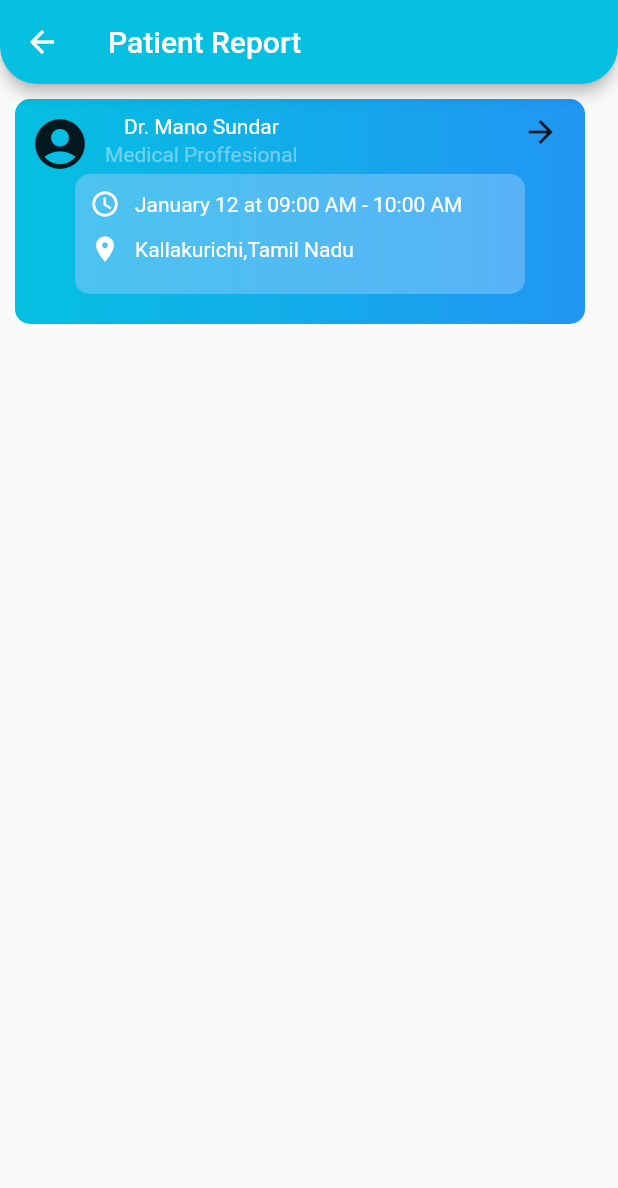
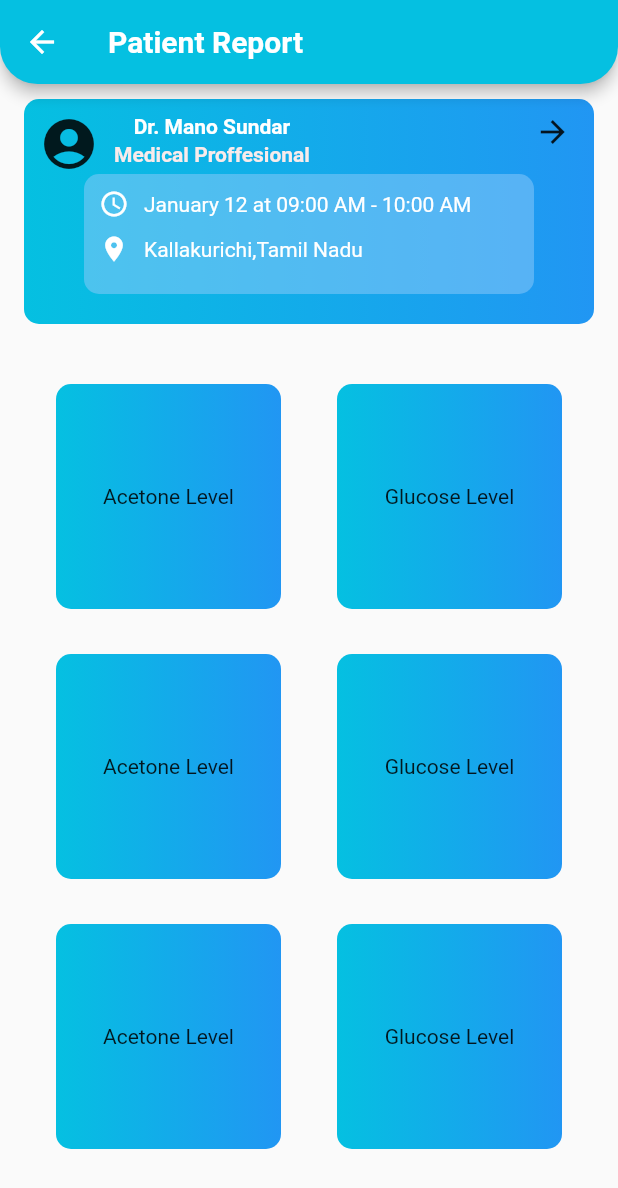
Before and after one commit to manosundarmanivel/flutter-, a Flutter app: the report screen opened directly, on a phone screen of 412 x 824 dp. Shown: the top 1188 px of the screen. Run offline on Flutter 3.47's test engine with Material 2 defaults, Android fonts, the phone set to English and light mode, and no system bars; our stand-ins replace google_fonts.

```diff
--- a/test_app/lib/report.dart
+++ b/test_app/lib/report.dart
@@ -12,7 +12,10 @@ class _reportState extends State<report> {
   Widget build(BuildContext context) {
     return Scaffold(
       appBar: AppBar(
-          title: Text('Patient Report'),
+          title: Text(
+            'Patient Report',
+            style: TextStyle(fontWeight: FontWeight.bold),
+          ),
           backgroundColor: Color.fromARGB(255, 5, 192, 225),
           shape: RoundedRectangleBorder(
               borderRadius: BorderRadius.only(
@@ -46,19 +49,23 @@ class Box extends StatelessWidget {
 
   @override
   Widget build(BuildContext context) {
-    return Container(
+    return Row(
+      children: [
+        Container(
           decoration: BoxDecoration(
               gradient: LinearGradient(
                   begin: Alignment.topLeft,
                   end: Alignment.topRight,
                   colors: [Color.fromARGB(255, 5, 192, 225), Colors.blue]),
               borderRadius: BorderRadius.circular(10)),
-      margin: const EdgeInsets.all(10),
-      padding: const EdgeInsets.all(20),
-      width: 380,
-      height: 100,
+          //margin: const EdgeInsets.all(10),
+          //padding: const EdgeInsets.all(20),
+          width: 150,
+          height: 150,
           //color: Colors.greenAccent,
           child: Center(child: Text(title)),
+        ),
+      ],
     );
   }
 }
@@ -89,12 +96,15 @@ class Appointment extends StatelessWidget {
                       children: [
                         Text(
                           'Dr. Mano Sundar',
-                          style: TextStyle(color: Colors.white),
+                          style: TextStyle(
+                              color: Colors.white, fontWeight: FontWeight.bold),
                         ),
                         SizedBox(height: 3),
                         Text(
                           'Medical Proffesional',
-                          style: TextStyle(color: Colors.white38),
+                          style: TextStyle(
+                              color: Color.fromARGB(255, 249, 235, 235),
+                              fontWeight: FontWeight.bold),
                         )
                       ],
                     ),
@@ -126,10 +136,8 @@ class Appointment extends StatelessWidget {
                         ),
                         Padding(
                           padding: const EdgeInsets.only(top: 10, left: 10),
-                          child: Text(
-                            'January 12 at 09:00 AM - 10:00 AM',
-                            style: TextStyle(color: Colors.white),
-                          ),
+                          child: Text('January 12 at 09:00 AM - 10:00 AM',
+                              style: TextStyle(color: Colors.white)),
                         ),
                       ],
                     ),
@@ -151,10 +159,10 @@ class Appointment extends StatelessWidget {
                           ),
                         ),
                       ],
-                    )
+                    ),
                   ],
                 ),
-              )
+              ),
             ],
           ),
           decoration: BoxDecoration(
@@ -167,6 +175,34 @@ class Appointment extends StatelessWidget {
           height: 150,
           margin: EdgeInsets.all(10),
         ),
+        SizedBox(height: 30),
+        Column(
+          children: [
+            Row(
+              mainAxisAlignment: MainAxisAlignment.spaceEvenly,
+              children: [
+                Box(title: 'Acetone Level'),
+                Box(title: 'Glucose Level')
+              ],
+            ),
+            SizedBox(height: 30),
+            Row(
+              mainAxisAlignment: MainAxisAlignment.spaceEvenly,
+              children: [
+                Box(title: 'Acetone Level'),
+                Box(title: 'Glucose Level')
+              ],
+            ),
+            SizedBox(height: 30),
+            Row(
+              mainAxisAlignment: MainAxisAlignment.spaceEvenly,
+              children: [
+                Box(title: 'Acetone Level'),
+                Box(title: 'Glucose Level')
+              ],
+            )
+          ],
+        )
       ],
     );
   }
--- a/test_app/pubspec.yaml
+++ b/test_app/pubspec.yaml
@@ -36,6 +36,7 @@ dependencies:
   # The following adds the Cupertino Icons font to your application.
   # Use with the CupertinoIcons class for iOS style icons.
   cupertino_icons: ^1.0.2
+  google_fonts: ^3.0.1
 
 dev_dependencies:
   flutter_test:
```
Also changed, not shown: test_app/lib/login.dart (added, +77 -0 lines), test_app/lib/main.dart (+19 -5 lines), test_app/pubspec.lock, 1 other file. Lines whose indentation alone changed are shown as unchanged.
